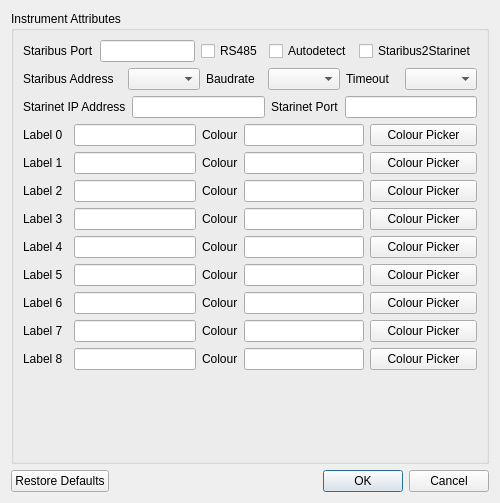
This is ui/instrumentAttributes.ui in mhorn71/StarbaseMini as Qt 5 draws it before an edit. The edited form follows.
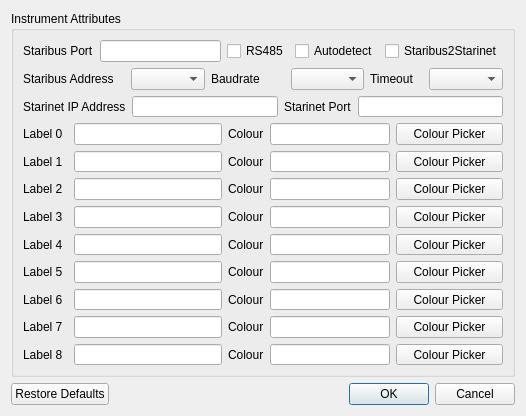
This is the edited form.

Commit message: Attempting to make instrument attributes dialog look better across platforms

Diff of the .ui file:
```diff
--- a/ui/instrumentAttributes.ui
+++ b/ui/instrumentAttributes.ui
@@ -6,14 +6,20 @@
    <rect>
     <x>0</x>
     <y>0</y>
-    <width>500</width>
-    <height>503</height>
+    <width>526</width>
+    <height>416</height>
    </rect>
   </property>
+  <property name="sizePolicy">
+   <sizepolicy hsizetype="Preferred" vsizetype="Minimum">
+    <horstretch>0</horstretch>
+    <verstretch>0</verstretch>
+   </sizepolicy>
+  </property>
   <property name="minimumSize">
    <size>
-    <width>500</width>
-    <height>503</height>
+    <width>526</width>
+    <height>400</height>
    </size>
   </property>
   <property name="maximumSize">
@@ -944,19 +950,6 @@
         </property>
        </widget>
       </item>
-      <item row="12" column="2">
-       <spacer name="verticalSpacer">
-        <property name="orientation">
-         <enum>Qt::Vertical</enum>
-        </property>
-        <property name="sizeHint" stdset="0">
-         <size>
-          <width>20</width>
-          <height>40</height>
-         </size>
-        </property>
-       </spacer>
-      </item>
      </layout>
     </widget>
    </item>
```
Left out of the diff: 38 changed lines with no effect on the pictures. The commit also changes 1 other file.
